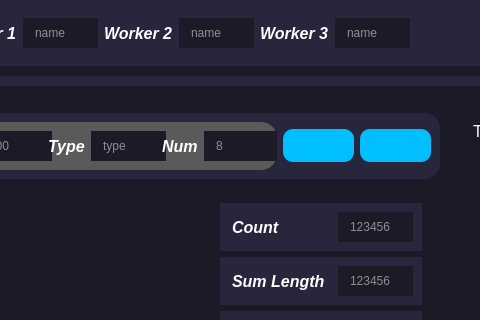
First picture: the form in interface.ui, repository KofanovE/GuiLukplast, before the edit; both pictures show x 438 to 918 and y 0 to 320 of the 1245 by 882 pixel window.
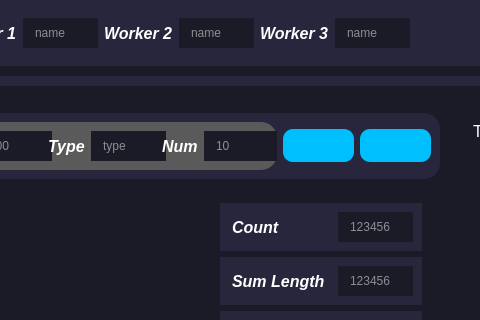
Second picture: the form after the edit. Icons and pictures are not drawn. Custom widgets are drawn as their Qt base class.

Commit message: dev_0_47_refactor: widget from rightMenu

The edit to the form file:
```diff
--- a/interface.ui
+++ b/interface.ui
@@ -867,7 +867,7 @@
                              </size>
                             </property>
                             <property name="placeholderText">
-                             <string>8</string>
+                             <string>10</string>
                             </property>
                            </widget>
                           </item>
```
Left out of the diff: 2 changed lines with no effect on the pictures. The commit also changes 2 other files.
